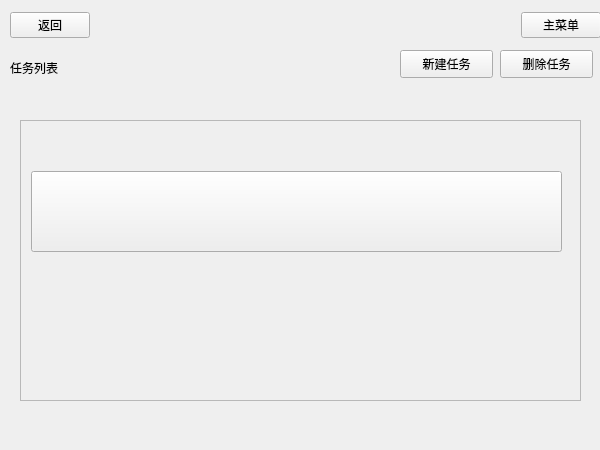
Before: the Qt Designer form task.ui in Flyame-debug/Tomato, drawn with Qt 5.
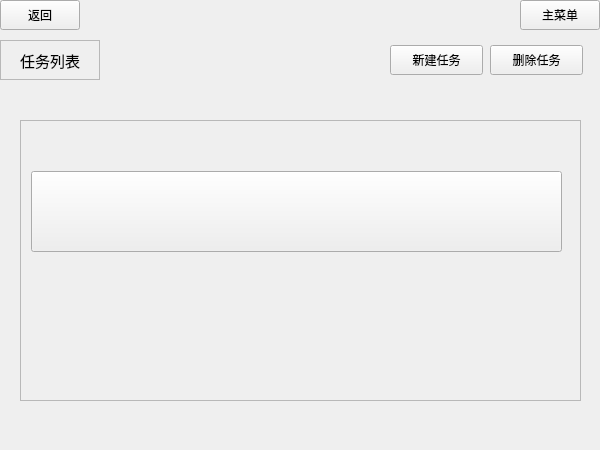
After: the same form once the commit is applied. Icons and pictures are not drawn.

The edit to the form file:
```diff
--- a/task.ui
+++ b/task.ui
@@ -32,71 +32,79 @@
   <widget class="QWidget" name="widget" native="true">
    <property name="geometry">
     <rect>
-     <x>10</x>
+     <x>0</x>
      <y>0</y>
-     <width>591</width>
-     <height>51</height>
+     <width>600</width>
+     <height>40</height>
     </rect>
    </property>
-   <layout class="QGridLayout" name="gridLayout">
-    <item row="0" column="0">
      <widget class="QPushButton" name="btn_return">
+    <property name="geometry">
+     <rect>
+      <x>0</x>
+      <y>0</y>
+      <width>80</width>
+      <height>30</height>
+     </rect>
+    </property>
       <property name="text">
        <string>返回</string>
       </property>
      </widget>
-    </item>
-    <item row="0" column="1">
-     <spacer name="horizontalSpacer">
-      <property name="orientation">
-       <enum>Qt::Horizontal</enum>
-      </property>
-      <property name="sizeHint" stdset="0">
-       <size>
-        <width>372</width>
-        <height>20</height>
-       </size>
-      </property>
-     </spacer>
-    </item>
-    <item row="0" column="2">
      <widget class="QPushButton" name="btn_mainMenu">
+    <property name="geometry">
+     <rect>
+      <x>520</x>
+      <y>0</y>
+      <width>80</width>
+      <height>30</height>
+     </rect>
+    </property>
       <property name="text">
        <string>主菜单</string>
       </property>
      </widget>
-    </item>
-   </layout>
   </widget>
   <widget class="QWidget" name="widget_2" native="true">
    <property name="geometry">
     <rect>
-     <x>10</x>
-     <y>50</y>
-     <width>591</width>
-     <height>41</height>
+     <x>0</x>
+     <y>40</y>
+     <width>600</width>
+     <height>40</height>
     </rect>
    </property>
    <widget class="QLabel" name="label_2">
     <property name="geometry">
      <rect>
       <x>0</x>
-      <y>10</y>
-      <width>72</width>
-      <height>15</height>
+      <y>0</y>
+      <width>100</width>
+      <height>40</height>
      </rect>
     </property>
+    <property name="font">
+     <font>
+      <pointsize>11</pointsize>
+     </font>
+    </property>
+    <property name="frameShape">
+     <enum>QFrame::StyledPanel</enum>
+    </property>
     <property name="text">
      <string>任务列表</string>
     </property>
+    <property name="alignment">
+     <set>Qt::AlignCenter</set>
+    </property>
    </widget>
    <widget class="QPushButton" name="createTask">
     <property name="geometry">
      <rect>
       <x>390</x>
-      <y>0</y>
+      <y>5</y>
       <width>93</width>
-      <height>28</height>
+      <height>30</height>
      </rect>
     </property>
     <property name="text">
@@ -107,9 +115,9 @@
     <property name="geometry">
      <rect>
       <x>490</x>
-      <y>0</y>
+      <y>5</y>
       <width>93</width>
-      <height>28</height>
+      <height>30</height>
      </rect>
     </property>
     <property name="text">
```
Lines whose indentation alone changed are shown as unchanged.
